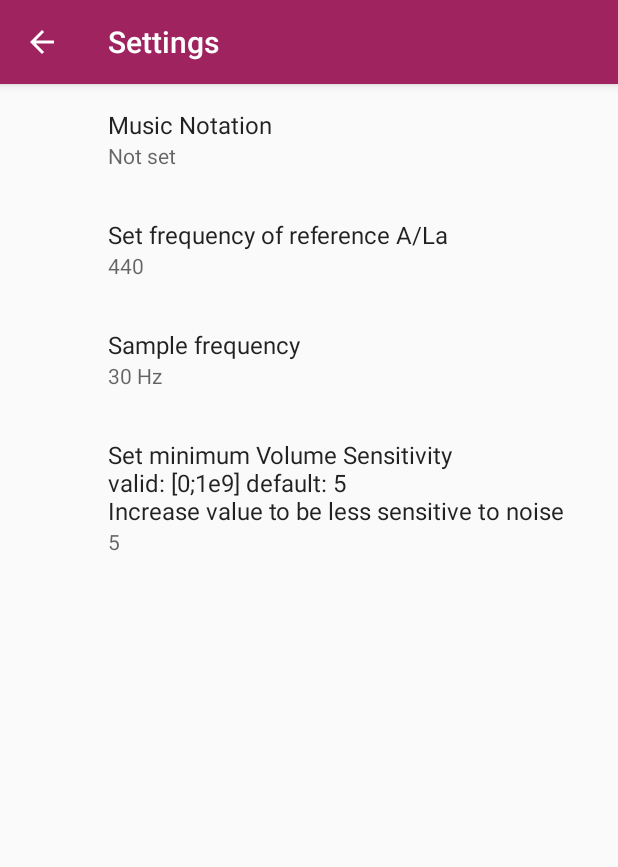
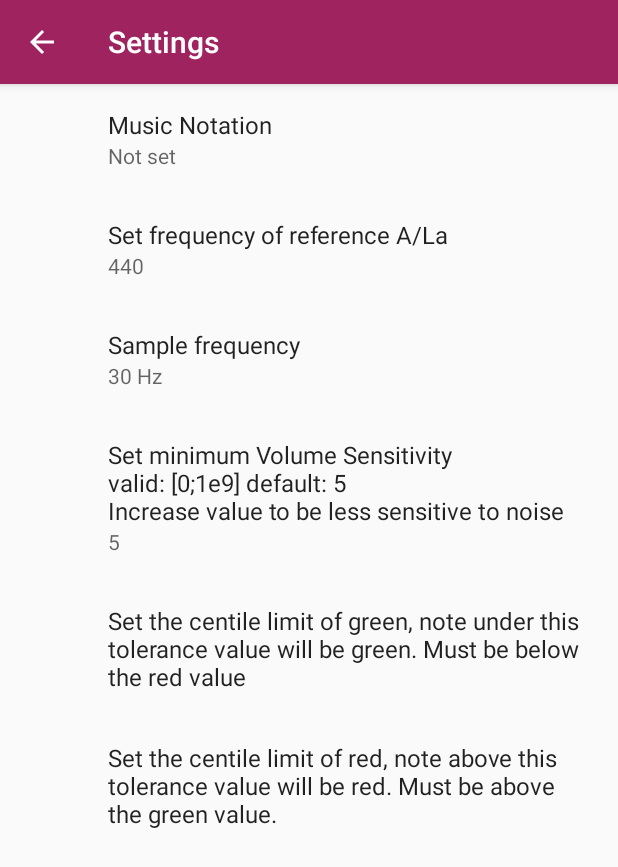
Before and after one commit to gschwind/fiddle-assistant, an Android app: the screen it shows after launch (SettingsActivity), after a tap on "Item", on a phone screen of 412 x 824 dp. Shown: the top 867 px of the screen. Run offline under Robolectric (Android 15) with nearby library versions, the phone set to English and light mode, and no system bars; our stand-ins replace androidx.preference; 1 statement that could not run was skipped.

Commit message:
Implement note_min/max_tolerance preference

```diff
--- a/app/src/main/java/com/github/gschwind/fiddle_assistant/MainActivity.java
+++ b/app/src/main/java/com/github/gschwind/fiddle_assistant/MainActivity.java
@@ -93,6 +93,8 @@ public class MainActivity extends AppCompatActivity implements SharedPreferences
         audioThread = new AudioThread(handler, d);
 
         slidingNotesView.updateNoteNames(sharedPreferences.getString("music_notation", "english"));
+        slidingNotesView.setNoteMinTolerance(Float.valueOf(sharedPreferences.getString("sliding_note_min_tolerance", "5")));
+        slidingNotesView.setNoteMaxTolerance(Float.valueOf(sharedPreferences.getString("sliding_note_max_tolerance", "5")));
         scaleNotesView.updateNoteNames(sharedPreferences.getString("music_notation", "english"));
 
         base_frequency = Float.valueOf(sharedPreferences.getString("base_frequency", "440"));
@@ -193,6 +195,10 @@ public class MainActivity extends AppCompatActivity implements SharedPreferences
             double d = Double.valueOf(sharedPreferences.getString("min_volume_sensitivity", "5"));
             if (audioThread != null)
                 audioThread.setMinVolumeSensitivity(d);
+        } else if (key.equals("sliding_note_min_tolerance")) {
+            slidingNotesView.setNoteMinTolerance(Float.valueOf(sharedPreferences.getString("sliding_note_min_tolerance", "5")));
+        } else if (key.equals("sliding_note_max_tolerance")) {
+            slidingNotesView.setNoteMinTolerance(Float.valueOf(sharedPreferences.getString("sliding_note_max_tolerance", "5")));
         }
 
     }
--- a/app/src/main/java/com/github/gschwind/fiddle_assistant/SlidingNotesView.java
+++ b/app/src/main/java/com/github/gschwind/fiddle_assistant/SlidingNotesView.java
@@ -56,6 +56,8 @@ public class SlidingNotesView extends View {
     int height;
 
     float density;
+    float note_min_tolerance;
+    float note_max_tolerance;
 
     int base_line;
 
@@ -86,6 +88,8 @@ public class SlidingNotesView extends View {
         super(context, attrs);
 
         density = getResources().getDisplayMetrics().density;
+        note_min_tolerance = 0.05f;
+        note_max_tolerance = 0.15f;
 
         LINE_SPACING = (int)(density*15.0f)+1;
         POINT_HEIGHT = (int)(density*4.0f)+1;
@@ -206,7 +210,7 @@ public class SlidingNotesView extends View {
                     int x = Math.round(i * density * 2 + LEFT_SPACING);
                     double note = Math.round(f);
                     double pos = Math.min(0.5, Math.max(-0.5, f - note));
-                    double alpha = sclamp(0.05, Math.abs(pos), 0.15);
+                    double alpha = sclamp(note_min_tolerance, Math.abs(pos), note_max_tolerance);
                     notesColor.setARGB(255, (int) (255.0 * Math.min(1.0, 2 * alpha)), (int) (255.0 * Math.min(1.0, 2 * (1.0 - alpha))), 0);
                     canvas.drawRect(
                             x - POINT_HEIGHT,
@@ -297,4 +301,12 @@ public class SlidingNotesView extends View {
         invalidate();
     }
 
+    public void setNoteMinTolerance(float centile) {
+        note_min_tolerance = Math.min(centile/100.0f, note_max_tolerance-0.01f);
+    }
+
+    public void setNoteMaxTolerance(float centile) {
+        note_max_tolerance = Math.max(centile/100.0f, note_min_tolerance+0.01f);
+    }
+
 }
--- a/app/src/main/res/xml/preferences.xml
+++ b/app/src/main/res/xml/preferences.xml
@@ -36,4 +36,18 @@
         android:title="Set minimum Volume Sensitivity\nvalid: [0;1e9] default: 5\nIncrease value to be less sensitive to noise"
         app:useSimpleSummaryProvider="true" />
 
+    <EditTextPreference
+        android:defaultValue="5"
+        android:key="sliding_note_min_tolerance"
+        android:selectAllOnFocus="true"
+        android:singleLine="true"
+        android:title="Set the centile limit of green, note under this tolerance value will be green. Must be below the red value" />
+
+    <EditTextPreference
+        android:defaultValue="15"
+        android:key="sliding_note_max_tolerance"
+        android:selectAllOnFocus="true"
+        android:singleLine="true"
+        android:title="Set the centile limit of red, note above this tolerance value will be red. Must be above the green value." />
+
 </PreferenceScreen>
```
